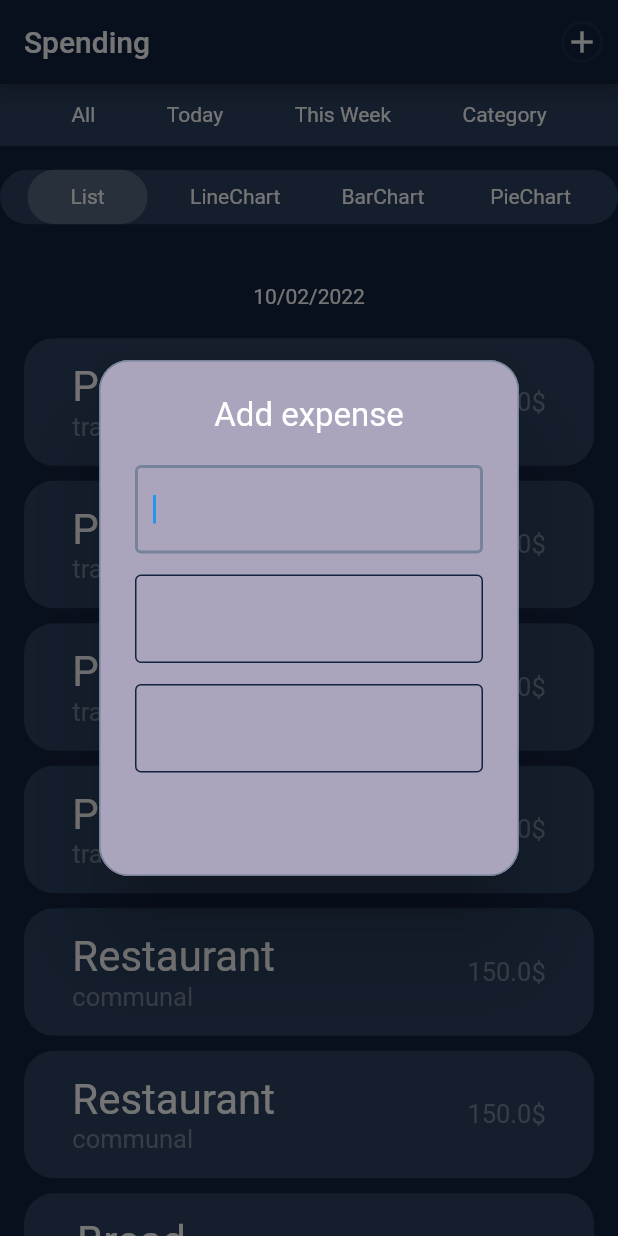
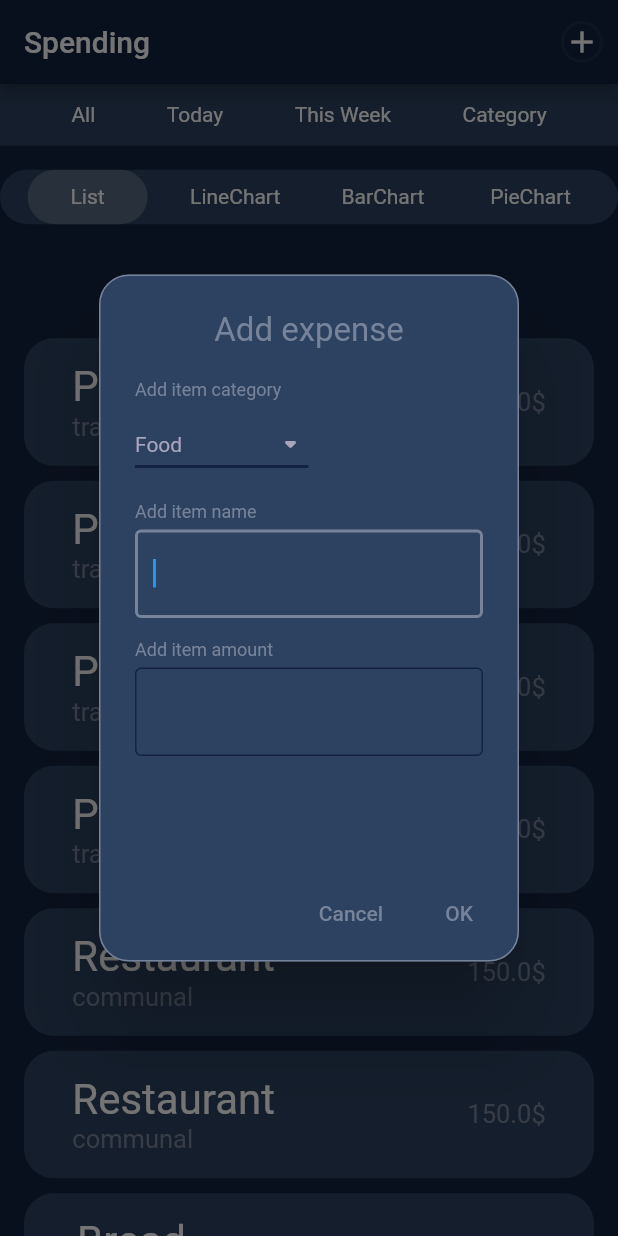
Before and after one commit to PeriyanAra/expenses, a Flutter app: the screen it shows after launch, after a tap on the "add" icon, on a phone screen of 412 x 824 dp. Run offline on Flutter 3.47's test engine with Material 2 defaults, Android fonts, the phone set to English and light mode, and no system bars; our stand-ins replace bloc, fl_chart, flutter_bloc, freezed_annotation; generated files the repository leaves out were written again.

Commit message:
ui change

```diff
--- a/lib/main_screen/bloc/main_screen_bloc.dart
+++ b/lib/main_screen/bloc/main_screen_bloc.dart
@@ -34,5 +34,7 @@ class MainScreenBloc extends Bloc<MainScreenEvent, MainScreenState> {
         ),
       ),
     );
+
+    print(state.mainScreenViewModel);
   }
 }
--- /dev/null
+++ b/lib/main_screen/widgets/category_dropdown_button.dart
@@ -0,0 +1,52 @@
+import 'package:expenses/theme/app_colors.dart';
+import 'package:flutter/material.dart';
+
+class CategoryDropdownButton extends StatefulWidget {
+  const CategoryDropdownButton({super.key});
+
+  @override
+  State<CategoryDropdownButton> createState() => _CategoryDropdownButtonState();
+}
+
+// List<ExpenseCategory> list = [
+//   ExpenseCategory.food,
+//   ExpenseCategory.comunal,
+//   ExpenseCategory.transportation,
+// ];
+
+List<String> listString = [
+  'Food',
+  'Communal',
+  'Transportation',
+];
+
+class _CategoryDropdownButtonState extends State<CategoryDropdownButton> {
+  String dropdownValue = listString.first;
+  @override
+  Widget build(BuildContext context) {
+    return DropdownButton<String>(
+      value: dropdownValue,
+      icon: const Icon(
+        Icons.arrow_drop_down_rounded,
+        color: containerColor,
+      ),
+      elevation: 16,
+      style: const TextStyle(color: containerColor),
+      underline: Container(
+        height: 2,
+        color: primaryColor,
+      ),
+      onChanged: (String? value) {
+        setState(() {
+          dropdownValue = value!;
+        });
+      },
+      items: listString.map<DropdownMenuItem<String>>((String value) {
+        return DropdownMenuItem<String>(
+          value: value,
+          child: Text(value),
+        );
+      }).toList(),
+    );
+  }
+}
--- a/lib/main_screen/widgets/main_screen.dart
+++ b/lib/main_screen/widgets/main_screen.dart
@@ -1,6 +1,11 @@
+import 'package:expenses/main_screen/bloc/main_screen_bloc.dart';
+import 'package:expenses/main_screen/enums/expense_category.dart';
+import 'package:expenses/main_screen/models/expense_view_model.dart';
+import 'package:expenses/main_screen/widgets/category_dropdown_button.dart';
 import 'package:expenses/main_screen/widgets/main_tab_bar/main_tab.dart';
 import 'package:expenses/theme/export.dart';
 import 'package:flutter/material.dart';
+import 'package:flutter_bloc/flutter_bloc.dart';
 
 class MainScreen extends StatelessWidget {
   const MainScreen({Key? key}) : super(key: key);
@@ -12,8 +17,6 @@ class MainScreen extends StatelessWidget {
 
     final TextEditingController expenseItemName = TextEditingController();
     final TextEditingController expenseItemAmount = TextEditingController();
-    final TextEditingController expenseItemCategory = TextEditingController();
-    final TextEditingController expenseItemDate = TextEditingController();
 
     return Scaffold(
       backgroundColor: secondaryColor,
@@ -27,7 +30,6 @@ class MainScreen extends StatelessWidget {
             onPressed: () {
               showDialog(
                 context: context,
-                // backgroundColor: Colors.transparent,
                 builder: (context) => AlertDialog(
                   shape: RoundedRectangleBorder(
                     borderRadius: BorderRadius.all(Radius.circular(20)),
@@ -35,21 +37,66 @@ class MainScreen extends StatelessWidget {
                       color: secondaryTextColor,
                     ),
                   ),
-                  backgroundColor: containerColor,
+                  backgroundColor: secondaryColor,
                   title: Text(
                     'Add expense',
-                    style: appTheme.textTheme.title2,
+                    style: appTheme.textTheme.title2
+                        .copyWith(color: secondaryTextColor),
                     textAlign: TextAlign.center,
                   ),
                   content: SizedBox(
-                    height: 250,
+                    height: 300,
                     child: Column(
+                      crossAxisAlignment: CrossAxisAlignment.start,
                       children: [
+                        const Text(
+                          'Add item category',
+                          style: TextStyle(
+                            fontSize: 12,
+                            color: secondaryTextColor,
+                          ),
+                        ),
+                        const SizedBox(height: 5),
+                        CategoryDropdownButton(),
+                        const SizedBox(height: 14),
+                        const Text(
+                          'Add item name',
+                          style: TextStyle(
+                            fontSize: 12,
+                            color: secondaryTextColor,
+                          ),
+                        ),
+                        const SizedBox(height: 5),
                         TextField(
                           textInputAction: TextInputAction.next,
                           autofocus: true,
-                          style: const TextStyle(color: primaryColor),
                           controller: expenseItemName,
+                          style: const TextStyle(color: secondaryTextColor),
+                          decoration: const InputDecoration(
+                            enabledBorder: OutlineInputBorder(
+                              borderSide: BorderSide(color: primaryColor),
+                            ),
+                            focusedBorder: OutlineInputBorder(
+                              borderSide: BorderSide(
+                                  width: 2, color: secondaryTextColor),
+                            ),
+                          ),
+                        ),
+                        const SizedBox(height: 14),
+                        const Text(
+                          'Add item amount',
+                          style: TextStyle(
+                            fontSize: 12,
+                            color: secondaryTextColor,
+                          ),
+                        ),
+                        const SizedBox(height: 5),
+                        TextField(
+                          keyboardType: TextInputType.number,
+                          textInputAction: TextInputAction.next,
+                          controller: expenseItemAmount,
+                          autofocus: true,
+                          style: const TextStyle(color: secondaryTextColor),
                           decoration: const InputDecoration(
                             enabledBorder: OutlineInputBorder(
                               borderSide: BorderSide(color: primaryColor),
@@ -62,41 +109,46 @@ class MainScreen extends StatelessWidget {
                             ),
                           ),
                         ),
-                        const SizedBox(height: 14),
-                        TextField(
-                          textInputAction: TextInputAction.next,
-                          autofocus: true,
-                          controller: expenseItemAmount,
-                          style: const TextStyle(color: primaryColor),
-                          decoration: const InputDecoration(
-                            enabledBorder: OutlineInputBorder(
-                              borderSide: BorderSide(color: primaryColor),
+                      ],
                     ),
-                            focusedBorder: OutlineInputBorder(
-                              borderSide: BorderSide(
-                                  width: 2, color: secondaryTextColor),
+                  ),
+                  actions: [
+                    TextButton(
+                      onPressed: () => Navigator.pop(context, 'Cancel'),
+                      child: const Text(
+                        'Cancel',
+                        style: TextStyle(
+                          color: secondaryTextColor,
                         ),
                       ),
                     ),
-                        const SizedBox(height: 14),
-                        TextField(
-                          textInputAction: TextInputAction.next,
-                          controller: expenseItemCategory,
-                          autofocus: true,
-                          style: const TextStyle(color: primaryColor),
-                          decoration: const InputDecoration(
-                            enabledBorder: OutlineInputBorder(
-                              borderSide: BorderSide(color: primaryColor),
+                    TextButton(
+                      onPressed: () {
+                        if (expenseItemAmount.text != '')
+                          context.read<MainScreenBloc>().add(
+                                MainScreenEvent.addExpense(
+                                  expenseViewModel: ExpenseViewModel(
+                                    name: expenseItemName.text,
+                                    amount:
+                                        double.parse(expenseItemAmount.text),
+                                    category: ExpenseCategory.food,
+                                    date: DateTime.now(),
                                   ),
-                            focusedBorder: OutlineInputBorder(
-                              borderSide: BorderSide(
-                                  width: 2, color: secondaryTextColor),
+                                ),
+                              );
+                        if (expenseItemName.text != '')
+                          Navigator.pop(context, 'OK');
+                        expenseItemName.clear();
+                        expenseItemAmount.clear();
+                      },
+                      child: const Text(
+                        'OK',
+                        style: TextStyle(
+                          color: secondaryTextColor,
                         ),
                       ),
                     ),
                   ],
-                    ),
-                  ),
                 ),
               );
             },
```
Lines whose indentation alone changed are shown as unchanged.
